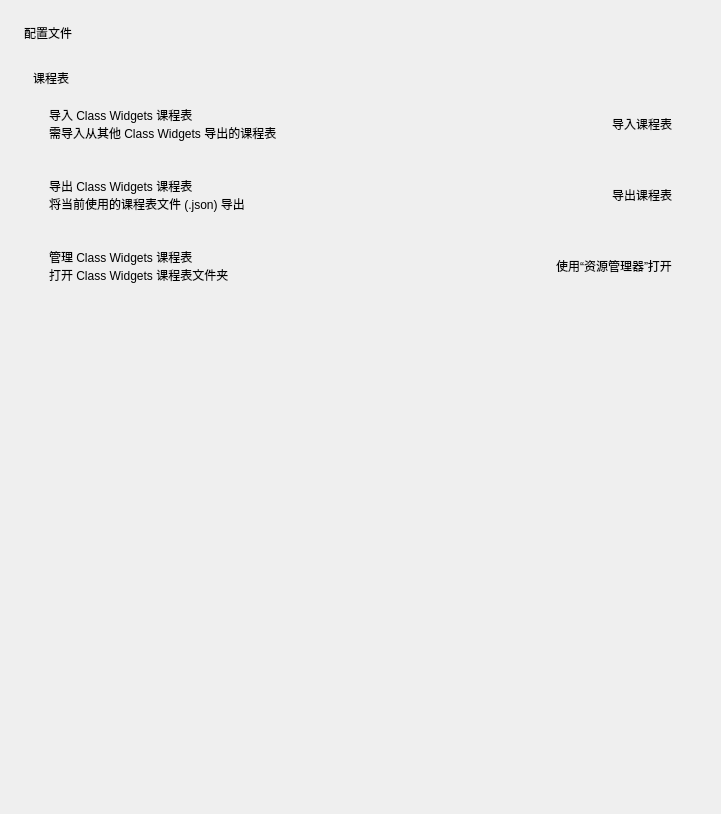
Old version of the form view/menu/configs.ui in the repository yhlhoh/Class-Widgets.
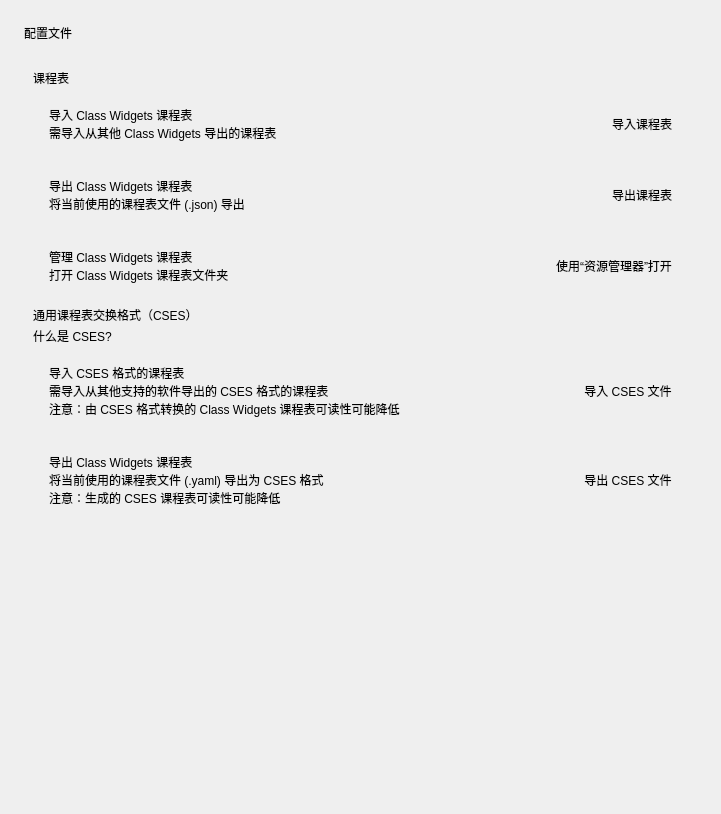
New version of the form. Custom widgets are drawn as their Qt base class.

Diff of the .ui file:
```diff
--- a/view/menu/configs.ui
+++ b/view/menu/configs.ui
@@ -284,6 +284,185 @@
          </item>
         </layout>
        </item>
+       <item>
+        <layout class="QVBoxLayout" name="verticalLayout_6">
+         <property name="spacing">
+          <number>3</number>
+         </property>
+         <item>
+          <widget class="SubtitleLabel" name="SubtitleLabel_4">
+           <property name="text">
+            <string>通用课程表交换格式（CSES）</string>
+           </property>
+          </widget>
+         </item>
+         <item>
+          <widget class="HyperlinkButton" name="what_is">
+           <property name="sizePolicy">
+            <sizepolicy hsizetype="Maximum" vsizetype="Fixed">
+             <horstretch>0</horstretch>
+             <verstretch>0</verstretch>
+            </sizepolicy>
+           </property>
+           <property name="text">
+            <string>什么是 CSES?</string>
+           </property>
+          </widget>
+         </item>
+         <item>
+          <widget class="CardWidget" name="CardWidget_9">
+           <property name="minimumSize">
+            <size>
+             <width>0</width>
+             <height>60</height>
+            </size>
+           </property>
+           <layout class="QHBoxLayout" name="horizontalLayout_9">
+            <property name="leftMargin">
+             <number>16</number>
+            </property>
+            <property name="topMargin">
+             <number>16</number>
+            </property>
+            <property name="rightMargin">
+             <number>16</number>
+            </property>
+            <property name="bottomMargin">
+             <number>16</number>
+            </property>
+            <item>
+             <layout class="QVBoxLayout" name="verticalLayout_12">
+              <property name="spacing">
+               <number>0</number>
+              </property>
+              <item>
+               <widget class="StrongBodyLabel" name="StrongBodyLabel_9">
+                <property name="sizePolicy">
+                 <sizepolicy hsizetype="Expanding" vsizetype="Preferred">
+                  <horstretch>0</horstretch>
+                  <verstretch>0</verstretch>
+                 </sizepolicy>
+                </property>
+                <property name="text">
+                 <string>导入 CSES 格式的课程表</string>
+                </property>
+               </widget>
+              </item>
+              <item>
+               <widget class="CaptionLabel" name="CaptionLabel_7">
+                <property name="text">
+                 <string>需导入从其他支持的软件导出的 CSES 格式的课程表
+注意：由 CSES 格式转换的 Class Widgets 课程表可读性可能降低</string>
+                </property>
+                <property name="wordWrap">
+                 <bool>true</bool>
+                </property>
+                <property name="lightColor" stdset="0">
+                 <color alpha="150">
+                  <red>0</red>
+                  <green>0</green>
+                  <blue>0</blue>
+                 </color>
+                </property>
+                <property name="darkColor" stdset="0">
+                 <color alpha="200">
+                  <red>255</red>
+                  <green>255</green>
+                  <blue>255</blue>
+                 </color>
+                </property>
+               </widget>
+              </item>
+             </layout>
+            </item>
+            <item>
+             <widget class="PushButton" name="im_schedule_cses">
+              <property name="text">
+               <string>导入 CSES 文件</string>
+              </property>
+             </widget>
+            </item>
+           </layout>
+          </widget>
+         </item>
+         <item>
+          <widget class="CardWidget" name="CardWidget_10">
+           <property name="minimumSize">
+            <size>
+             <width>0</width>
+             <height>60</height>
+            </size>
+           </property>
+           <layout class="QHBoxLayout" name="horizontalLayout_10">
+            <property name="leftMargin">
+             <number>16</number>
+            </property>
+            <property name="topMargin">
+             <number>16</number>
+            </property>
+            <property name="rightMargin">
+             <number>16</number>
+            </property>
+            <property name="bottomMargin">
+             <number>16</number>
+            </property>
+            <item>
+             <layout class="QVBoxLayout" name="verticalLayout_14">
+              <property name="spacing">
+               <number>0</number>
+              </property>
+              <item>
+               <widget class="StrongBodyLabel" name="StrongBodyLabel_10">
+                <property name="sizePolicy">
+                 <sizepolicy hsizetype="Expanding" vsizetype="Preferred">
+                  <horstretch>0</horstretch>
+                  <verstretch>0</verstretch>
+                 </sizepolicy>
+                </property>
+                <property name="text">
+                 <string>导出 Class Widgets 课程表</string>
+                </property>
+               </widget>
+              </item>
+              <item>
+               <widget class="CaptionLabel" name="CaptionLabel_9">
+                <property name="text">
+                 <string>将当前使用的课程表文件 (.yaml) 导出为 CSES 格式
+注意：生成的 CSES 课程表可读性可能降低</string>
+                </property>
+                <property name="wordWrap">
+                 <bool>true</bool>
+                </property>
+                <property name="lightColor" stdset="0">
+                 <color alpha="150">
+                  <red>0</red>
+                  <green>0</green>
+                  <blue>0</blue>
+                 </color>
+                </property>
+                <property name="darkColor" stdset="0">
+                 <color alpha="200">
+                  <red>255</red>
+                  <green>255</green>
+                  <blue>255</blue>
+                 </color>
+                </property>
+               </widget>
+              </item>
+             </layout>
+            </item>
+            <item>
+             <widget class="PushButton" name="ex_schedule_cses">
+              <property name="text">
+               <string>导出 CSES 文件</string>
+              </property>
+             </widget>
+            </item>
+           </layout>
+          </widget>
+         </item>
+        </layout>
+       </item>
        <item>
         <spacer name="verticalSpacer">
          <property name="orientation">
@@ -304,6 +483,11 @@
   </layout>
  </widget>
  <customwidgets>
+  <customwidget>
+   <class>HyperlinkButton</class>
+   <extends>PushButton</extends>
+   <header>qfluentwidgets</header>
+  </customwidget>
   <customwidget>
    <class>PushButton</class>
    <extends>QPushButton</extends>
```
Left out of the diff: 9 changed lines with no effect on the pictures.
